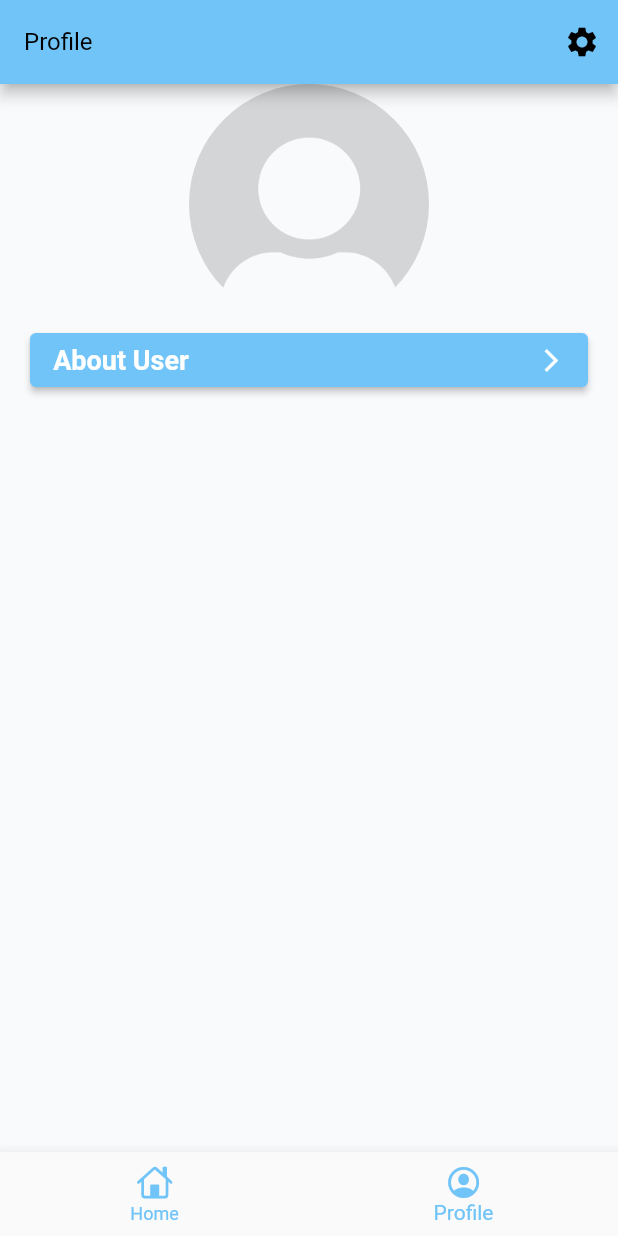
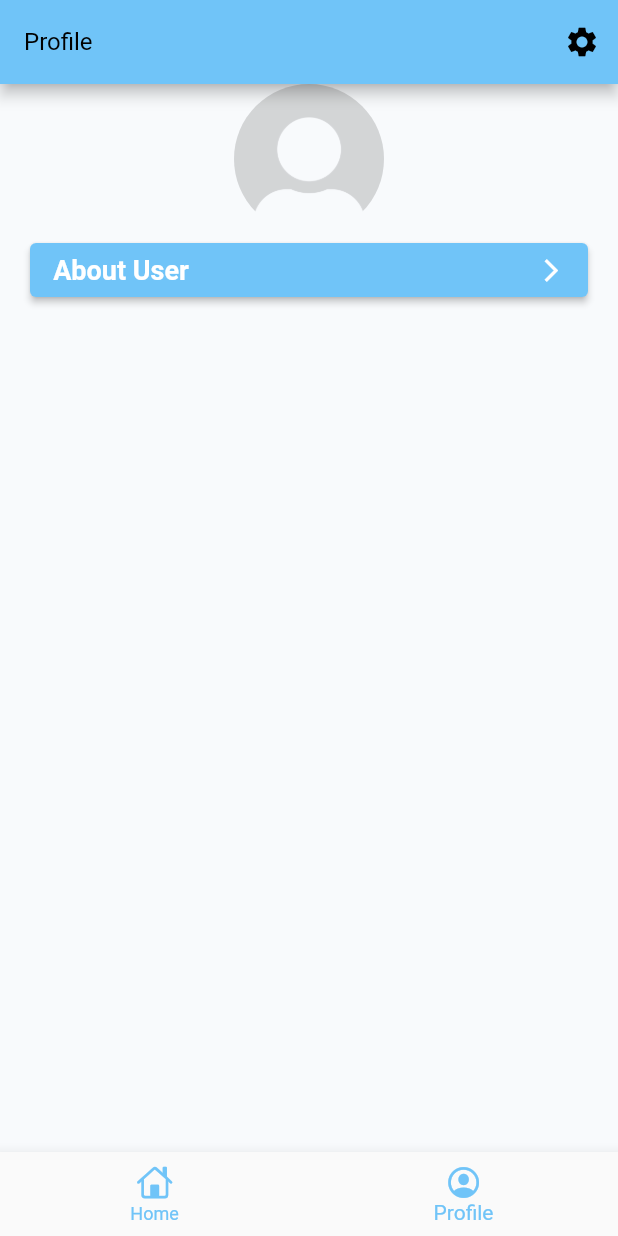
Before and after one commit to LMech/Checkup, a Flutter app: the screen it shows once a user with an empty profile is signed in, item 2 of the bottom bar chosen, on a phone screen of 412 x 824 dp. Run offline on Flutter 3.47's test engine with Material 2 defaults, Android fonts, the light colour scheme and no system bars; our stand-ins replace cloud_firestore, csv, firebase_auth, firebase_core, get, get_storage; accounts and stored records are empty; generated files the repository leaves out were written again; Roboto replaces fonts that are missing (ProductSans).

Commit message:
fixing multiple hearos tag exception

```diff
--- a/lib/constants/app_routes.dart
+++ b/lib/constants/app_routes.dart
@@ -1,4 +1,5 @@
 import 'package:checkup/views/auth/auth.dart';
+import 'package:checkup/views/components/profile/about_user_ui.dart';
 import 'package:checkup/views/home_ui.dart';
 import 'package:checkup/views/ui.dart';
 import 'package:get/get.dart';
@@ -12,6 +13,7 @@ class AppRoutes {
     GetPage(name: '/tabbar', page: () => const TabbarUI()),
     GetPage(name: '/tabbar/home', page: () => HomeUI()),
     GetPage(name: '/tabbar/profile', page: () => ProfileUI()),
+    GetPage(name: '/tabbar/profile/about-user', page: () => AboutUserUI()),
     GetPage(name: '/tabbar/profile/settings', page: () => SettingsUI()),
     GetPage(name: '/reset-password', page: () => ResetPasswordUI()),
     GetPage(name: '/update-profile', page: () => UpdateProfileUI()),
--- a/lib/constants/app_themes.dart
+++ b/lib/constants/app_themes.dart
@@ -94,9 +94,11 @@ class AppThemes {
     floatingActionButtonTheme: const FloatingActionButtonThemeData(
       backgroundColor: _lightPrimaryColor,
     ),
-    appBarTheme: const AppBarTheme(
+    appBarTheme: AppBarTheme(
       color: _lightBackgroundAppBarColor,
-      iconTheme: IconThemeData(color: _lightTextColor), toolbarTextStyle: _lightTextTheme.bodyText2, titleTextStyle: _lightTextTheme.headline6,
+      iconTheme: IconThemeData(color: _lightTextColor),
+      toolbarTextStyle: _lightTextTheme.bodyText2,
+      titleTextStyle: _lightTextTheme.headline6,
     ),
     colorScheme: const ColorScheme.light(
       primary: _lightPrimaryColor,
@@ -108,7 +110,8 @@ class AppThemes {
     iconTheme: const IconThemeData(
       color: _lightIconColor,
     ),
-    popupMenuTheme: const PopupMenuThemeData(color: _lightBackgroundAppBarColor),
+    popupMenuTheme:
+        const PopupMenuThemeData(color: _lightBackgroundAppBarColor),
     textTheme: _lightTextTheme,
     buttonTheme: ButtonThemeData(
         shape: RoundedRectangleBorder(
@@ -179,9 +182,11 @@ class AppThemes {
     floatingActionButtonTheme: const FloatingActionButtonThemeData(
       backgroundColor: _darkPrimaryColor,
     ),
-    appBarTheme: const AppBarTheme(
+    appBarTheme: AppBarTheme(
       color: _darkBackgroundAppBarColor,
-      iconTheme: IconThemeData(color: _darkTextColor), toolbarTextStyle: _darkTextTheme.bodyText2, titleTextStyle: _darkTextTheme.headline6,
+      iconTheme: IconThemeData(color: _darkTextColor),
+      toolbarTextStyle: _darkTextTheme.bodyText2,
+      titleTextStyle: _darkTextTheme.headline6,
     ),
     snackBarTheme: const SnackBarThemeData(
         contentTextStyle: TextStyle(color: Colors.white),
@@ -225,7 +230,8 @@ class AppThemes {
       ),
       fillColor: _darkInputFillColor,
       //focusColor: _darkBorderActiveColor,
-    ), colorScheme: const ColorScheme.dark(
+    ),
+    colorScheme: const ColorScheme.dark(
       primary: _darkPrimaryColor,
 
       // secondary: _darkSecondaryColor,
--- a/lib/controllers/profile_controller.dart
+++ b/lib/controllers/profile_controller.dart
@@ -1,9 +1,12 @@
 import 'package:checkup/controllers/controllers.dart';
 import 'package:cloud_firestore/cloud_firestore.dart';
 import 'package:flutter/material.dart';
+import 'package:get/get.dart';
 import 'package:get/get_state_manager/get_state_manager.dart';
 
 class ProfileController extends GetxController {
+  static ProfileController to = Get.find();
+
   final AuthController _authController = AuthController.to;
 
   late TextEditingController phoneNumberController;
@@ -14,7 +17,6 @@ class ProfileController extends GetxController {
 
   @override
   void onInit() async {
-    super.onInit();
     _userData = FirebaseFirestore.instance
         .doc('/users/${_authController.firebaseUser.value!.uid}');
     var data = await _authController.streamFirestoreUser().first;
@@ -24,6 +26,7 @@ class ProfileController extends GetxController {
         text: data.height == -1 ? '' : data.height.toString());
     weightController = TextEditingController(
         text: data.weight == -1 ? '' : data.weight.toString());
+    super.onInit();
   }
 
   Future<void> updateDB(String field, String newText) async {
--- a/lib/views/auth/sign_in_ui.dart
+++ b/lib/views/auth/sign_in_ui.dart
@@ -66,12 +66,12 @@ class SignInUI extends StatelessWidget {
                   const FormVerticalSpace(),
                   LabelButton(
                     labelText: 'auth.resetPasswordLabelButton'.tr,
-                    onPressed: () => Get.to(ResetPasswordUI()),
+                    onPressed: () => Get.to(() => ResetPasswordUI()),
                   ),
                   LabelButton(
                     labelText: 'auth.signUpLabelButton'.tr,
-                    onPressed: () => Get.to(SignUpUI()),
-                  ),
+                    onPressed: () => Get.to(() => SignUpUI()),
+                  ), /*  */
                 ],
               ),
             ),
--- a/lib/views/auth/sign_up_ui.dart
+++ b/lib/views/auth/sign_up_ui.dart
@@ -80,7 +80,7 @@ class SignUpUI extends StatelessWidget {
                   const FormVerticalSpace(),
                   LabelButton(
                     labelText: 'auth.signInLabelButton'.tr,
-                    onPressed: () => Get.to(SignInUI()),
+                    onPressed: () => Get.to(() => SignInUI()),
                   ),
                 ],
               ),
--- a/lib/views/auth/update_profile_ui.dart
+++ b/lib/views/auth/update_profile_ui.dart
@@ -78,7 +78,7 @@ class UpdateProfileUI extends StatelessWidget {
                   const FormVerticalSpace(),
                   LabelButton(
                     labelText: 'auth.resetPasswordLabelButton'.tr,
-                    onPressed: () => Get.to(ResetPasswordUI()),
+                    onPressed: () => Get.to(() => ResetPasswordUI()),
                   ),
                 ],
               ),
--- a/lib/views/components/avatar.dart
+++ b/lib/views/components/avatar.dart
@@ -25,7 +25,7 @@ class Avatar extends StatelessWidget {
       );
     }
     return Hero(
-      tag: 'User Avatar Image',
+      tag: 'User Avatar Image $radius',
       child: CircleAvatar(
           foregroundColor: Colors.blue,
           backgroundColor: Colors.white,
--- a/lib/views/profile_ui.dart
+++ b/lib/views/profile_ui.dart
@@ -1,4 +1,5 @@
 import 'package:checkup/controllers/controllers.dart';
+import 'package:checkup/controllers/profile_controller.dart';
 import 'package:checkup/views/components/components.dart';
 import 'package:checkup/views/components/profile/about_user_ui.dart';
 import 'package:checkup/views/settings_ui.dart';
@@ -7,11 +8,13 @@ import 'package:get/get.dart';
 
 class ProfileUI extends StatelessWidget {
   final AuthController authController = AuthController.to;
+  final ProfileController profileController = Get.put(ProfileController());
 
   ProfileUI({Key? key}) : super(key: key);
 
   @override
   Widget build(BuildContext context) {
+    var photoUrl = '';
     return Scaffold(
         appBar: AppBar(
           title: const Text("Profile"),
@@ -27,12 +30,28 @@ class ProfileUI extends StatelessWidget {
             child: Padding(
           padding: const EdgeInsets.symmetric(horizontal: 20),
           child: Column(children: <Widget>[
-            Avatar(authController.firestoreUser.value!,
-                radius: 80, height: 500, width: 500),
-            // _aboutYou(),
+            GestureDetector(
+              child: photoUrl == ''
+                  ? Avatar(
+                      authController.firestoreUser.value!,
+                      radius: 50.0,
+                      height: 120,
+                      width: 200,
+                    )
+                  : CircleAvatar(
+                      child: ClipOval(
+                          child: FadeInImage.assetNetwork(
+                              placeholder: '',
+                              image: photoUrl,
+                              fit: BoxFit.cover,
+                              width: 200,
+                              height: 120)),
+                      radius: 50),
+              onTap: () {},
+            ),
             ElevatedButton(
                 onPressed: () {
-                  Get.to(AboutUserUI());
+                  Get.to(() => AboutUserUI());
                 },
                 child: Row(
                     mainAxisAlignment: MainAxisAlignment.spaceBetween,
--- a/lib/views/settings_ui.dart
+++ b/lib/views/settings_ui.dart
@@ -30,7 +30,7 @@ class SettingsUI extends StatelessWidget {
             title: Text('settings.updateProfile'.tr),
             trailing: ElevatedButton(
               onPressed: () async {
-                Get.to(UpdateProfileUI());
+                Get.to(() => UpdateProfileUI());
               },
               child: Text(
                 'settings.updateProfile'.tr,
--- a/lib/views/tabbar_ui.dart
+++ b/lib/views/tabbar_ui.dart
@@ -15,8 +15,10 @@ class TabbarUI extends StatelessWidget {
     return GetBuilder<AuthController>(
         init: AuthController(),
         builder: (controller) => controller.firestoreUser.value!.uid == null
-            ? const Center(
-                child: CircularProgressIndicator(),
+            ? SafeArea(
+                child: const Center(
+                  child: CircularProgressIndicator(),
+                ),
               )
             : Obx(() => (Scaffold(
                 body: SafeArea(
```
Also changed, not shown: lib/views/components/profile/about_user_ui.dart (+7 -7 lines).
